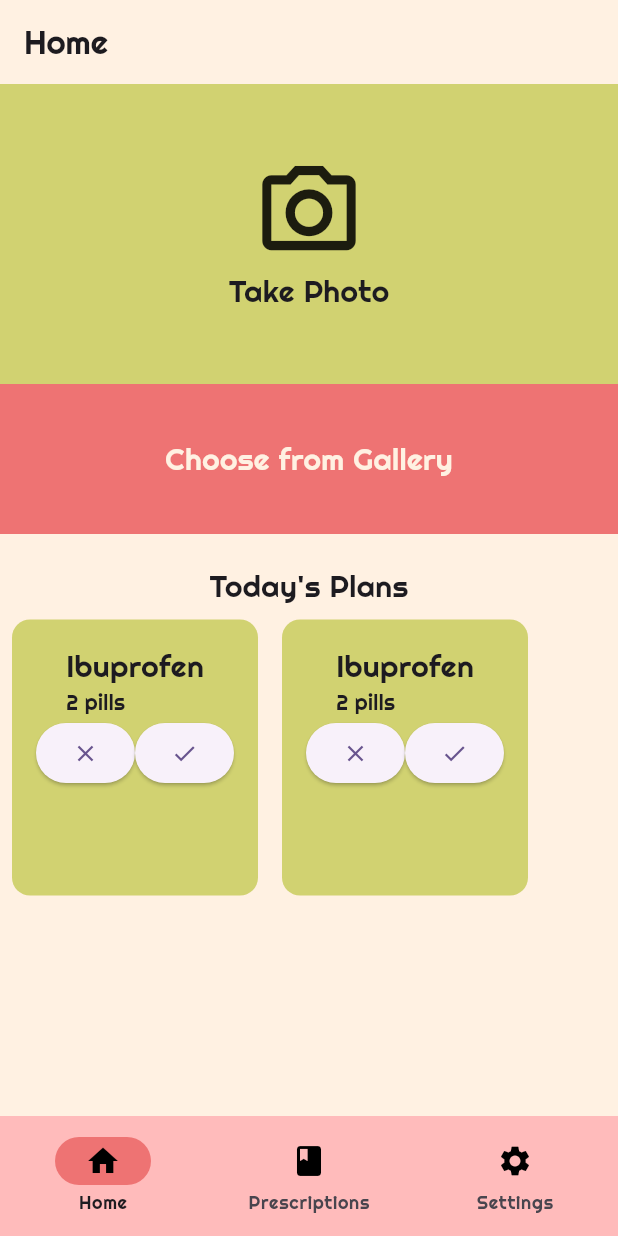
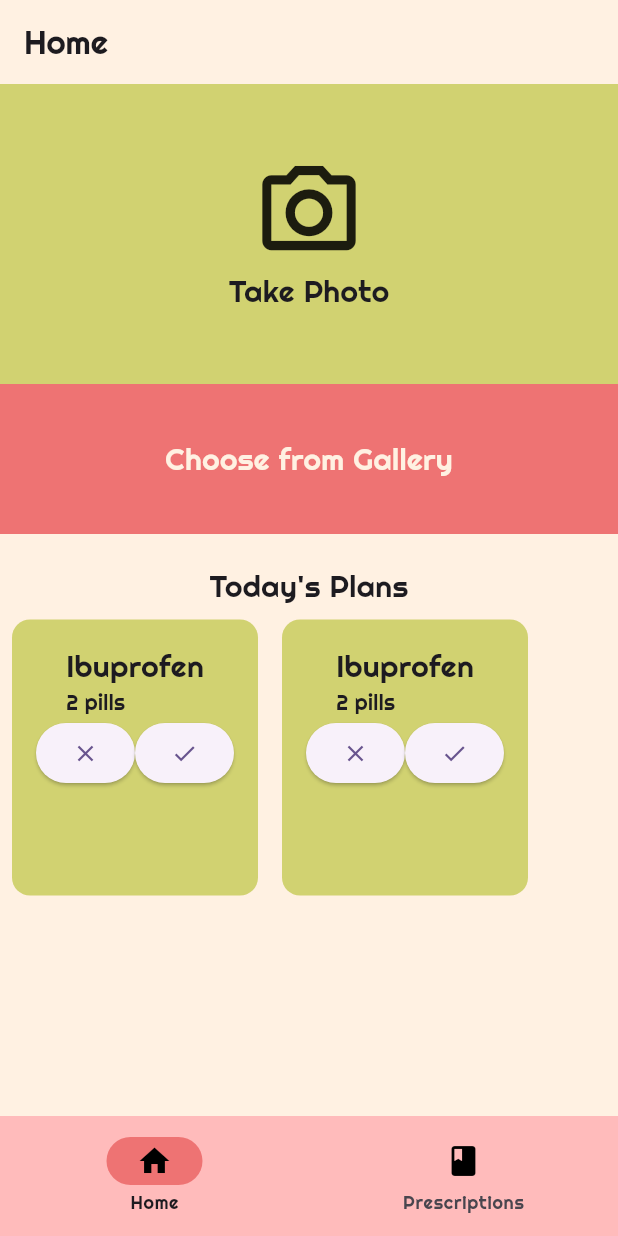
Before and after one commit to bhan-trinh/pill-reminder, a Flutter app: the screen it shows after launch, on a phone screen of 412 x 824 dp. Run offline on Flutter 3.47's test engine with Material 3 defaults, Android fonts, the phone set to English and light mode, and no system bars; our stand-ins replace flutter_local_notifications, get, google_fonts, image_picker, logger, permission_handler.

Commit message:
Bye settings

```diff
--- a/frontend/lib/Widgets/navigation_menu.dart
+++ b/frontend/lib/Widgets/navigation_menu.dart
@@ -12,7 +12,7 @@ class NavigationMenu extends StatelessWidget {
     final controller = Get.put(NavigationController());
 
     return Scaffold(
-      bottomNavigationBar: Obx (
+      bottomNavigationBar: Obx(
         () => NavigationBar(
           backgroundColor: AppColors.secondaryBackground,
           indicatorColor: AppColors.accent1,
@@ -21,22 +21,29 @@ class NavigationMenu extends StatelessWidget {
             controller.selectedIndex.value = index;
           },
           destinations: [
-          NavigationDestination(icon: const Icon(Icons.home, color: Colors.black), label: "Home"),
-          NavigationDestination(icon: const Icon(Icons.book, color: Colors.black), label: "Prescriptions"),
-          NavigationDestination(icon: const Icon(Icons.settings, color: Colors.black), label: "Settings"),
+            NavigationDestination(
+              icon: const Icon(Icons.home, color: Colors.black),
+              label: "Home",
+            ),
+            NavigationDestination(
+              icon: const Icon(Icons.book, color: Colors.black),
+              label: "Prescriptions",
+            ),
+            // NavigationDestination(icon: const Icon(Icons.settings, color: Colors.black), label: "Settings"),
           ],
-        )
+        ),
       ),
       body: Obx(() => controller.screens[controller.selectedIndex.value]),
     );
   }
 }
 
-class NavigationController extends GetxController{
+class NavigationController extends GetxController {
   final Rx<int> selectedIndex = 0.obs;
-  final screens = [
+  final List<Widget> screens = [
+    // Changed to List<Widget>
     const HomePage(),
     const PrescriptPage(),
-    Container(),
+    // Container(),
   ];
 }
```
Lines whose indentation alone changed are shown as unchanged.
